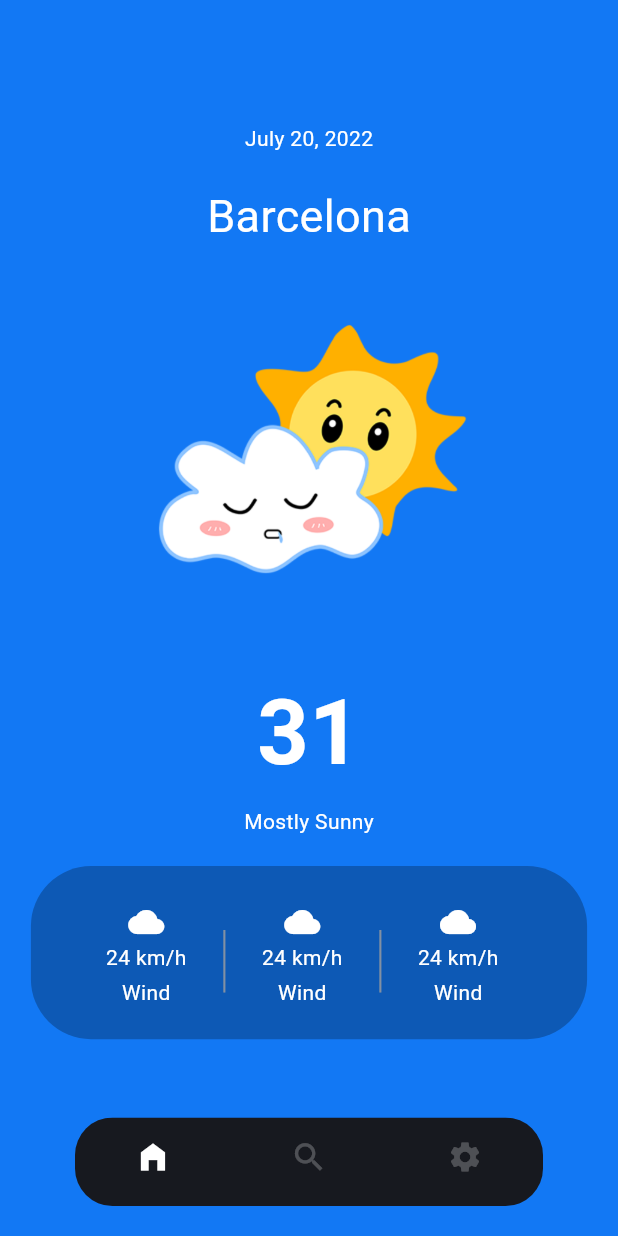
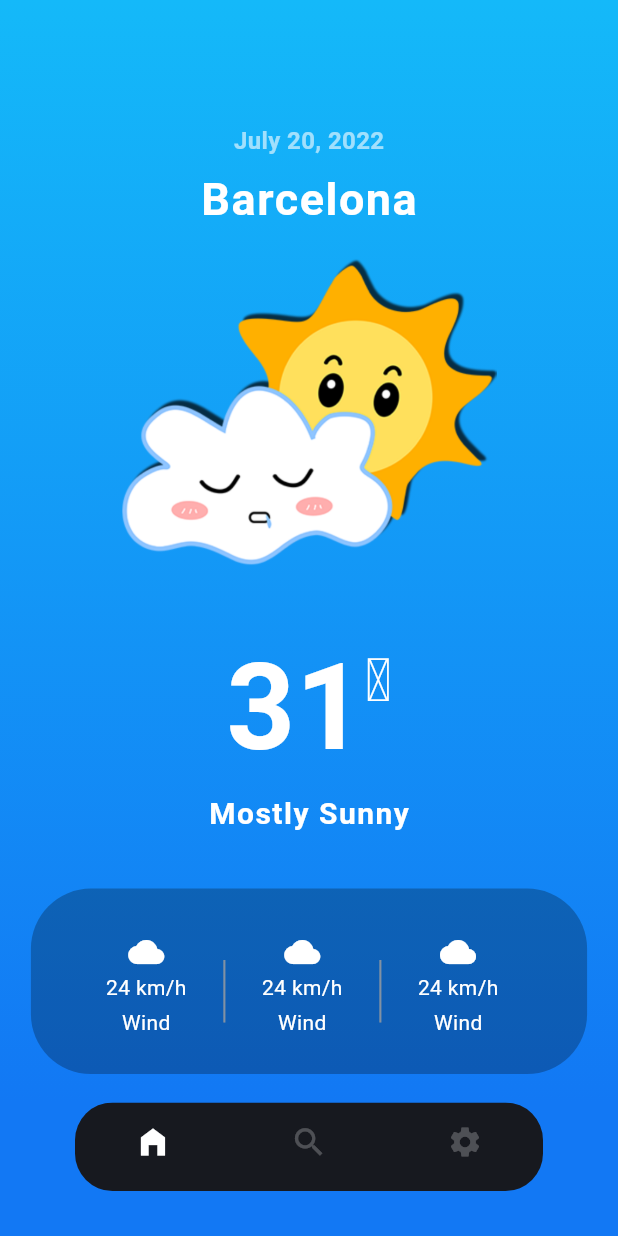
Before and after one commit to saninthottungal/Wady-weather, a Flutter app: the screen it shows after launch, on a phone screen of 412 x 824 dp. Run offline on Flutter 3.47's test engine with Material 3 defaults, Android fonts, the light colour scheme and no system bars.

Commit message:
ScreenLobby UI completed

```diff
--- a/lib/Screens/ScreenHome/ScreenHome.dart
+++ b/lib/Screens/ScreenHome/ScreenHome.dart
@@ -28,7 +28,7 @@ class _ScreenHomeState extends State<ScreenHome> {
       backgroundColor: backgroundColor,
       body: pages[currentPage],
       bottomNavigationBar: Padding(
-        padding: const EdgeInsets.only(bottom: 20, left: 50, right: 50),
+        padding: const EdgeInsets.only(bottom: 30, left: 50, right: 50),
         child: ClipRRect(
           borderRadius: BorderRadius.circular(25),
           child: BottomNavigationBar(
--- a/lib/Screens/ScreenLobby/ScreenLobby.dart
+++ b/lib/Screens/ScreenLobby/ScreenLobby.dart
@@ -1,13 +1,15 @@
 import 'package:flutter/cupertino.dart';
 import 'package:flutter/material.dart';
-import 'package:flutter/widgets.dart';
+
+import 'package:wady/core/Constants.dart';
 
 class ScreenLobby extends StatelessWidget {
   const ScreenLobby({super.key});
 
   @override
   Widget build(BuildContext context) {
-    return SizedBox(
+    return Container(
+      decoration: const BoxDecoration(gradient: backgroundGradient),
       height: double.infinity,
       width: double.infinity,
       child: Center(
@@ -16,29 +18,72 @@ class ScreenLobby extends StatelessWidget {
             SizedBox(
               height: MediaQuery.of(context).size.height * 0.10,
             ),
-            const Text("July 20, 2022"),
-            const SizedBox(height: 20),
+            Text(
+              "July 20, 2022",
+              style: TextStyle(
+                  fontWeight: FontWeight.bold,
+                  color: Colors.white.withOpacity(0.6),
+                  fontSize: 16),
+            ),
+            const SizedBox(height: 6),
             const Text(
               "Barcelona",
-              style: TextStyle(fontSize: 30),
+              style: TextStyle(
+                fontSize: 30,
+                fontWeight: FontWeight.bold,
+                letterSpacing: 1,
+              ),
             ),
-            const SizedBox(height: 20),
-            Image.asset(
-              "assests/images/cloudysunny.png",
-              scale: 5,
+            const SizedBox(height: 10),
+            SizedBox(
+              width: 250,
+              height: 250,
+              //color: Colors.red,
+              child: FittedBox(
+                child: Image.asset(
+                  "assests/images/moody.png",
+                ),
+              ),
             ),
-            const SizedBox(height: 5),
+            // const SizedBox(height: 5),
+            const Row(
+              mainAxisAlignment: MainAxisAlignment.center,
+              children: [
+                Text(
+                  "31",
+                  style: TextStyle(
+                    fontSize: 80,
+                    fontWeight: FontWeight.bold,
+                  ),
+                ),
+                Padding(
+                  padding: EdgeInsets.only(
+                    bottom: 35,
+                  ),
+                  child: Text(
+                    "\u1d52",
+                    style: TextStyle(
+                      fontSize: 40,
+                      //fontWeight: FontWeight.bold,
+                    ),
+                  ),
+                ),
+              ],
+            ),
+
             const Text(
-              "31",
-              style: TextStyle(fontSize: 60, fontWeight: FontWeight.bold),
+              "Mostly Sunny",
+              style: TextStyle(
+                fontSize: 20,
+                fontWeight: FontWeight.bold,
+                letterSpacing: 1,
+              ),
             ),
-            const SizedBox(height: 5),
-            const Text("Mostly Sunny"),
-            const SizedBox(height: 20),
+            const SizedBox(height: 35),
             //container
 
             Container(
-              height: MediaQuery.of(context).size.height * 0.14,
+              height: MediaQuery.of(context).size.height * 0.15,
               width: MediaQuery.of(context).size.width * 0.9,
               //color: Colors.black26,
               decoration: BoxDecoration(
@@ -46,7 +91,7 @@ class ScreenLobby extends StatelessWidget {
                   borderRadius: BorderRadius.circular(40)),
 
               child: Padding(
-                padding: const EdgeInsets.only(top: 25, left: 50),
+                padding: const EdgeInsets.only(top: 30, left: 50),
                 child: Row(
                   children: [
                     const Column(
--- a/lib/core/Constants.dart
+++ b/lib/core/Constants.dart
@@ -4,7 +4,7 @@ const backgroundGradient = LinearGradient(
   begin: Alignment.topCenter,
   end: Alignment.bottomCenter,
   colors: [
-    Color.fromARGB(255, 20, 179, 248),
+    Color.fromARGB(255, 20, 185, 249),
     Color.fromARGB(255, 18, 120, 244),
   ],
 );
```
Also changed, not shown: assests/images/cloudysunny.png (deleted), assests/images/moody.png (added), assests/images/night.png (deleted), assests/images/nighty.png (added), assests/images/rainy.png, assests/images/snowy.png, assests/images/stormy.png (added), assests/images/sunny.png, assests/images/thunderstorm.png (deleted).
